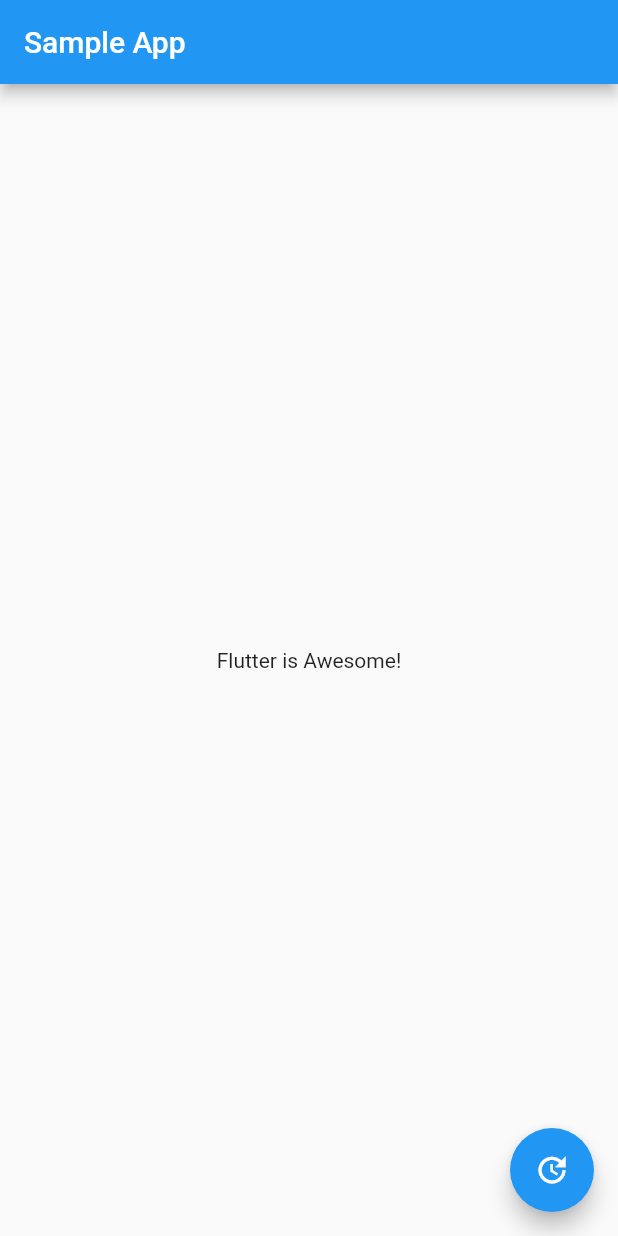
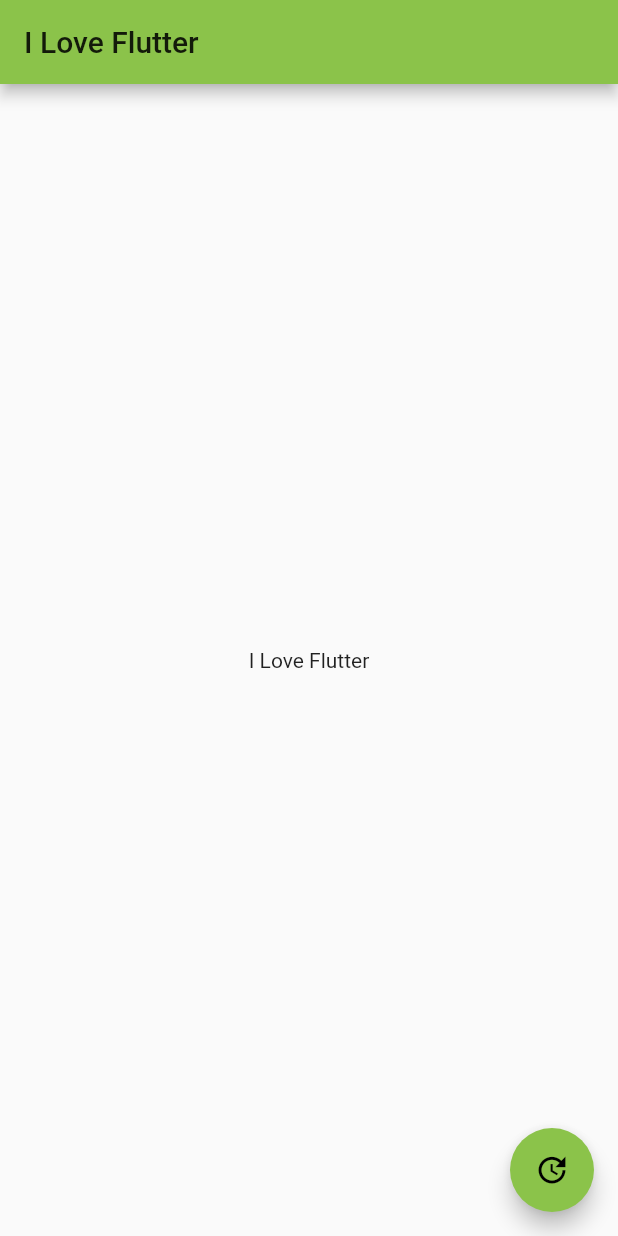
Before and after one commit to mrkamiali/Flutter, a Flutter app: the screen it shows after launch, after a tap on the "update" icon, on a phone screen of 412 x 824 dp. Run offline on Flutter 3.47's test engine with Material 2 defaults, Android fonts, the phone set to English and light mode, and no system bars.

Commit message:
TextView behaviour Changes on Floating click.

```diff
--- a/flutter_app/lib/main.dart
+++ b/flutter_app/lib/main.dart
@@ -5,34 +5,43 @@ void main() {
 }
 
 class SampleApp extends StatelessWidget {
-  // This widget is the root of your application.
   @override
   Widget build(BuildContext context) {
     return new MaterialApp(
-      title: 'Sample App',
+      //Selects the COlor of theme of the App
       theme: new ThemeData(
-        primarySwatch: Colors.blue,
+          primarySwatch: Colors.lightGreen
       ),
-      home: new SampleAppPage(),
+      home: new SamplePageApp(),
     );
+
+
+    //Return a Simple App with textView in Center
+    //    return new MaterialApp(
+//      home: new Scaffold(
+//        appBar: new AppBar(
+//          title: new Text("My APp Title"),
+//          centerTitle: true,
+//        ),
+//        body: new Text("Kamran"),
+//      ),
+//    );
   }
 }
 
-class SampleAppPage extends StatefulWidget {
-  SampleAppPage({Key key}) : super(key: key);
+class SamplePageApp extends StatefulWidget {
 
   @override
-  _SampleAppPageState createState() => new _SampleAppPageState();
+  _SamplePageApp createState() => new _SamplePageApp();
 }
 
-class _SampleAppPageState extends State<SampleAppPage> {
-  // Default placeholder text
-  String textToShow = "I Like Flutter";
+class _SamplePageApp extends State<SamplePageApp> {
+
+  String textToChange = "I Like Flutter!";
 
   void _updateText() {
     setState(() {
-      // update the text
-      textToShow = "Flutter is Awesome!";
+      textToChange = "I Love Flutter";
     });
   }
 
@@ -40,14 +49,15 @@ class _SampleAppPageState extends State<SampleAppPage> {
   Widget build(BuildContext context) {
     return new Scaffold(
       appBar: new AppBar(
-        title: new Text("Sample App"),
+        title: new Text(textToChange),
       ),
-      body: new Center(child: new Text(textToShow)),
-      floatingActionButton: new FloatingActionButton(
-        onPressed: _updateText,
-        tooltip: 'Update Text',
-        child: new Icon(Icons.update),
-      ),
+      body: new Center(
+        child: new Text(textToChange),
+      ), floatingActionButton: new FloatingActionButton(
+      onPressed: _updateText,
+      tooltip: "Kamran",
+      child: new Icon(Icons.update),
+    ),
     );
   }
 }
```
